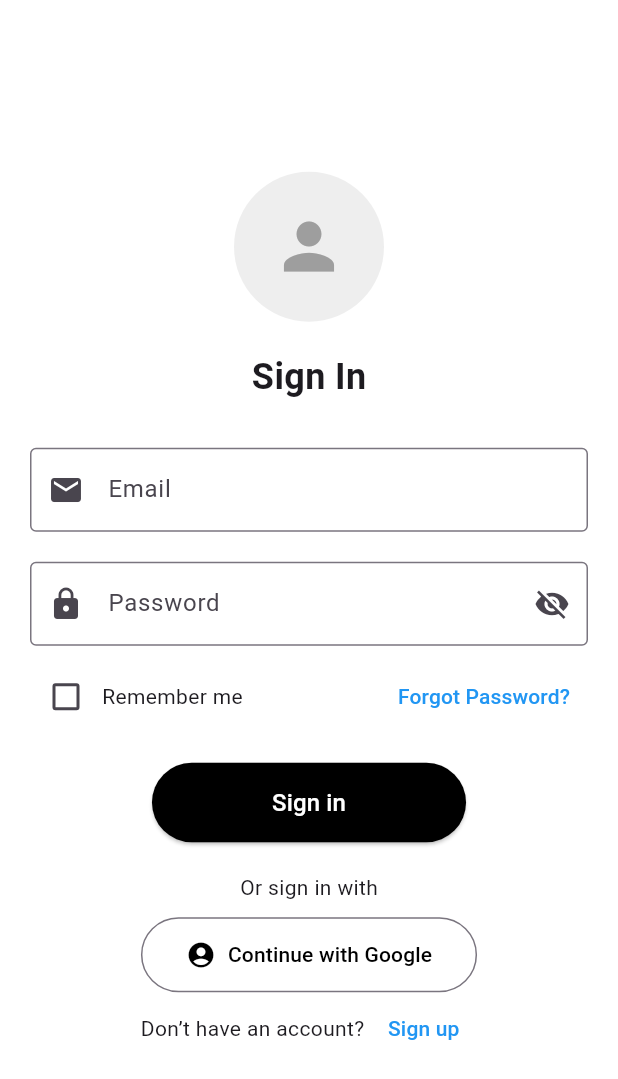
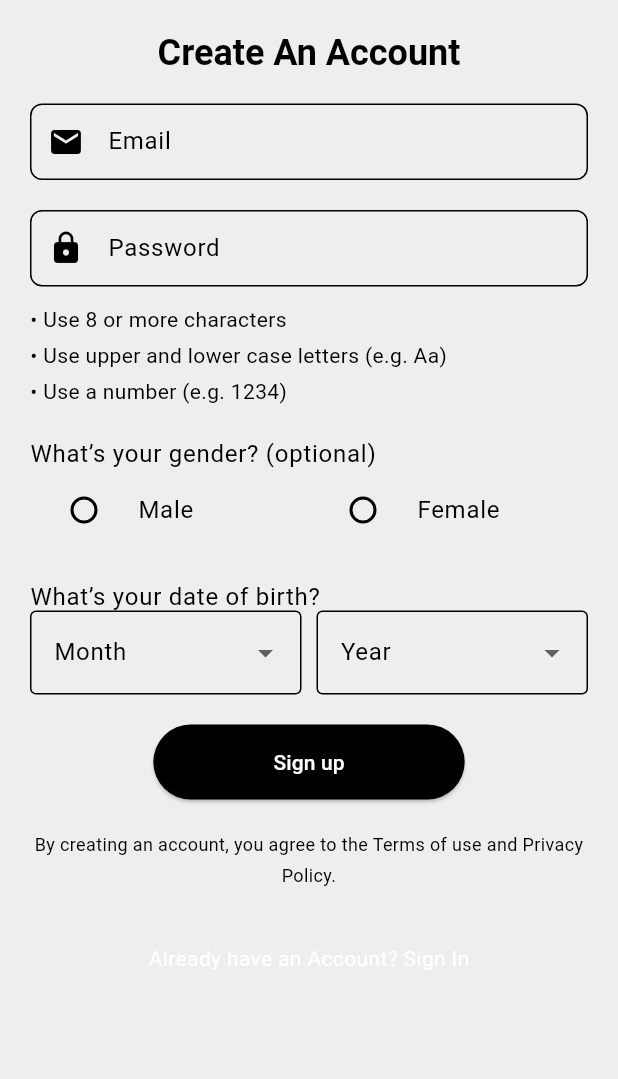
Before and after one commit to HadyMash/smartify, a Flutter app: the SignInScreen screen opened by its route, after a tap on "Sign up", on a phone screen of 412 x 824 dp. Shown: the top 1079 px of the screen. Run offline on Flutter 3.47's test engine with Material 3 defaults, Android fonts, the phone set to English and light mode, and no system bars; our stand-ins replace flutter_dotenv, flutter_screenutil, qr_flutter.

Commit message:
themedata

```diff
--- /dev/null
+++ b/app/lib/CreateAccountScreen.dart
@@ -0,0 +1,252 @@
+import 'package:flutter/material.dart';
+import 'custom_text_field.dart';
+
+class CreateAccountScreen extends StatelessWidget {
+  final TextEditingController emailController = TextEditingController();
+  final TextEditingController passwordController = TextEditingController();
+  final List<String> months = [
+    'January',
+    'February',
+    'March',
+    'April',
+    'May',
+    'June',
+    'July',
+    'August',
+    'September',
+    'October',
+    'November',
+    'December'
+  ];
+  String? selectedMonth;
+  String? selectedYear;
+  String gender = '';
+
+  CreateAccountScreen({super.key});
+
+  @override
+  Widget build(BuildContext context) {
+    TextTheme textTheme = Theme.of(context).textTheme;
+    ColorScheme colorScheme = Theme.of(context).colorScheme;
+
+    return Scaffold(
+      appBar: AppBar(
+        backgroundColor: Colors.transparent,
+        elevation: 0,
+        toolbarHeight: 0, // No app bar visible
+      ),
+      body: SingleChildScrollView(
+        padding: const EdgeInsets.symmetric(horizontal: 20.0),
+        child: Column(
+          crossAxisAlignment: CrossAxisAlignment.start,
+          children: [
+            // Title
+            const SizedBox(height: 20),
+            Center(
+              child: Text(
+                "Create An Account",
+                style: textTheme.displayMedium,
+              ),
+            ),
+            const SizedBox(height: 20),
+
+            // Email Field
+            CustomTextField(
+              label: "Email",
+              prefixIcon: Icons.email,
+              controller: emailController,
+              keyboardType: TextInputType.emailAddress,
+            ),
+            const SizedBox(height: 20),
+
+            // Password Field
+            CustomTextField(
+              label: "Password",
+              prefixIcon: Icons.lock,
+              isPassword: true,
+              controller: passwordController,
+            ),
+            const SizedBox(height: 10),
+
+            // Password requirements
+            Column(
+              crossAxisAlignment: CrossAxisAlignment.start,
+              children: const [
+                Text("• Use 8 or more characters"),
+                Text("• Use upper and lower case letters (e.g. Aa)"),
+                Text("• Use a number (e.g. 1234)"),
+              ],
+            ),
+            const SizedBox(height: 20),
+
+            // Gender Field
+            Text(
+              "What’s your gender? (optional)",
+              style: textTheme.bodyLarge,
+            ),
+            Row(
+              children: [
+                Expanded(
+                  child: RadioListTile<String>(
+                    title: const Text("Male"),
+                    value: "Male",
+                    groupValue: gender,
+                    onChanged: (value) {
+                      gender = value!;
+                    },
+                  ),
+                ),
+                Expanded(
+                  child: RadioListTile<String>(
+                    title: const Text("Female"),
+                    value: "Female",
+                    groupValue: gender,
+                    onChanged: (value) {
+                      gender = value!;
+                    },
+                  ),
+                ),
+              ],
+            ),
+            const SizedBox(height: 20),
+
+            // Date of Birth Field
+            Text(
+              "What’s your date of birth?",
+              style: textTheme.bodyLarge,
+            ),
+            Row(
+              children: [
+                // Month Dropdown
+                Expanded(
+                  child: DropdownButtonFormField<String>(
+                    decoration: InputDecoration(
+                      labelText: "Month",
+                      border: OutlineInputBorder(),
+                    ),
+                    items: months.map((month) {
+                      return DropdownMenuItem(
+                        value: month,
+                        child: Text(month),
+                      );
+                    }).toList(),
+                    onChanged: (value) {
+                      selectedMonth = value;
+                    },
+                  ),
+                ),
+                const SizedBox(width: 10),
+
+                // Year Dropdown
+                Expanded(
+                  child: DropdownButtonFormField<String>(
+                    decoration: InputDecoration(
+                      labelText: "Year",
+                      border: OutlineInputBorder(),
+                    ),
+                    items: List.generate(100, (index) {
+                      final year = (2025 - index).toString();
+                      return DropdownMenuItem(
+                        value: year,
+                        child: Text(year),
+                      );
+                    }).toList(),
+                    onChanged: (value) {
+                      selectedYear = value;
+                    },
+                  ),
+                ),
+              ],
+            ),
+            const SizedBox(height: 20),
+
+            // Sign Up Button
+            Center(
+              child: ElevatedButton(
+                onPressed: () {
+
+                  print("Email: ${emailController.text}");
+                  print("Password: ${passwordController.text}");
+                  print("Gender: $gender");
+                  print("DOB: $selectedMonth $selectedYear");
+                },
+                style: ElevatedButton.styleFrom(
+                  padding: const EdgeInsets.symmetric(
+                      vertical: 15, horizontal: 80),
+                  backgroundColor: colorScheme.secondary,
+                  foregroundColor: colorScheme.onSecondary,
+                ),
+                child: const Text("Sign up"),
+              ),
+            ),
+            const SizedBox(height: 20),
+
+
+            Center(
+              child: Text(
+                "By creating an account, you agree to the Terms of use and Privacy Policy.",
+                textAlign: TextAlign.center,
+                style: textTheme.bodyMedium?.copyWith(fontSize: 12),
+              ),
+            ),
+            const SizedBox(height: 20),
+
+            Center(
+              child: TextButton(
+                onPressed: () {
+                  // Navigate to Sign In
+                },
+                child: Text(
+                  "Already have an Account? Sign In",
+                  style: textTheme.bodyMedium?.copyWith(
+                    color: colorScheme.primary,
+                  ),
+                ),
+              ),
+            ),
+          ],
+        ),
+      ),
+    );
+  }
+}
+
+// CustomTextField widget reused
+class CustomTextField extends StatelessWidget {
+  final String label;
+  final IconData? prefixIcon;
+  final bool isPassword;
+  final TextEditingController? controller;
+  final TextInputType keyboardType;
+
+  const CustomTextField({
+    Key? key,
+    required this.label,
+    this.prefixIcon,
+    this.isPassword = false,
+    this.controller,
+    this.keyboardType = TextInputType.text,
+  }) : super(key: key);
+
+  @override
+  Widget build(BuildContext context) {
+    final textTheme = Theme.of(context).textTheme;
+    final colorScheme = Theme.of(context).colorScheme;
+
+    return TextField(
+      controller: controller,
+      obscureText: isPassword,
+      keyboardType: keyboardType,
+      decoration: InputDecoration(
+        labelText: label,
+        labelStyle: textTheme.bodyLarge?.copyWith(color: colorScheme.onSurface),
+        border: OutlineInputBorder(
+          borderRadius: BorderRadius.circular(8),
+        ),
+        prefixIcon: prefixIcon != null
+            ? Icon(prefixIcon, color: colorScheme.onSurface)
+            : null,
+      ),
+    );
+  }
+}
--- a/app/lib/main.dart
+++ b/app/lib/main.dart
@@ -1,17 +1,12 @@
 import 'dart:io';
-
 import 'package:flutter/material.dart';
-import 'package:flutter_dotenv/flutter_dotenv.dart';
-
 import 'services/mfa.dart';
 import 'widgets/mfa_code.dart';
-import 'package:flutter_screenutil/flutter_screenutil.dart';
-import 'intro_screen.dart';
 import 'sign_in_screen.dart';
 import 'dashboard_screen.dart';
 
 Future<void> main() async {
-  await dotenv.load(fileName: '.env');
+  //await dotenv.load(fileName: '.env');
 
   runApp(const MyApp());
 }
@@ -41,13 +36,44 @@
         //
         // This works for code too, not just values: Most code changes can be
         // tested with just a hot reload.
-        colorScheme: ColorScheme.fromSeed(seedColor: Colors.deepPurple),
+        textTheme: TextTheme(
+        displayLarge: TextStyle(
+          fontSize: 32, // Heading 1 size
+          fontWeight: FontWeight.bold, // Heading 1 weight
+          height: 38 / 32, // Line height (calculated as line height / font size)
+        ),
+        displayMedium: TextStyle(
+          fontSize: 24, // Heading 2 size
+          fontWeight: FontWeight.bold, // Heading 2 weight
+          height: 29 / 24, // Line height
+        ),
+        bodyLarge: TextStyle(
+          fontSize: 16, // Body Text size
+          fontWeight: FontWeight.normal, // Body Text weight (Regular)
+          height: 19 / 16, // Line height
+        ),
+        bodyMedium: TextStyle(
+          fontSize: 14, // Secondary Text size
+          fontWeight: FontWeight.normal, // Secondary Text weight (Regular)
+          height: 24 / 14, // Line height
+        ),
+        ),
+          colorScheme: ColorScheme(
+          brightness: Brightness.light, // Light theme
+          primary: Colors.white, // Primary color
+          onPrimary: Colors.black, // Text/Icon color on primary
+          secondary: Colors.black, // Secondary color
+          onSecondary: Colors.white, // Text/Icon color on secondary
+          surface: Colors.grey[200]!, // Surface color (e.g., cards)
+          onSurface: Colors.black, // Text/Icon color on surface
+          error: Colors.red, // Error color
+          onError: Colors.white, // Text/Icon color on error
+        ),
         useMaterial3: true,
       ),
-      initialRoute: '/',
+      initialRoute: '/main',
           routes: {
-            '/': (context) => IntroScreen(),
-            '/signin': (context) => SignInScreen(),
+            '/main': (context) => SignInScreen(),
             '/dashboard': (context) => DashboardScreen(),
           },
       home: const MFATest(),
@@ -223,3 +249,38 @@
     );
   }
 }
+
+
+// import 'package:flutter/material.dart';
+// import 'package:flutter_screenutil/flutter_screenutil.dart';
+// import 'intro_screen.dart';
+// import 'sign_in_screen.dart';
+// import 'dashboard_screen.dart';
+
+// void main() {
+//   runApp(MyApp());
+// }
+
+// class MyApp extends StatelessWidget {
+//   @override
+//   Widget build(BuildContext context) {
+//     return ScreenUtilInit(
+//       designSize: Size(360, 690), // Reference size for scaling
+//       builder: (context, child) {
+//         return MaterialApp(
+//           debugShowCheckedModeBanner: false,
+//           title: 'Smartify App',
+//           theme: ThemeData(
+//             scaffoldBackgroundColor: Color(0xFFFFFFFF), // Main Background
+//           ),
+//           initialRoute: '/',
+//           routes: {
+//             '/': (context) => IntroScreen(),
+//             '/signin': (context) => SignInScreen(),
+//             '/dashboard': (context) => DashboardScreen(),
+//           },
+//         );
+//       },
+//     );
+//   }
+// }
--- a/app/lib/sign_in_screen.dart
+++ b/app/lib/sign_in_screen.dart
@@ -1,4 +1,5 @@
 import 'package:flutter/material.dart';
+import 'package:smartify/CreateAccountScreen.dart';
 
 void main() {
   runApp(const MyApp());
@@ -19,8 +20,10 @@ class MyApp extends StatelessWidget {
 class SignInScreen extends StatelessWidget {
   @override
   Widget build(BuildContext context) {
+    TextTheme textTheme = Theme.of(context).textTheme;
+    ColorScheme colorScheme = Theme.of(context).colorScheme;
     return Scaffold(
-      backgroundColor: Colors.white,
+      backgroundColor: colorScheme.primary,
       body: Padding(
         padding: const EdgeInsets.all(20.0),
         child: Column(
@@ -29,15 +32,15 @@ class SignInScreen extends StatelessWidget {
             // Profile Icon
             CircleAvatar(
               radius: 50,
-              backgroundColor: Colors.grey[200],
-              child: Icon(Icons.person, size: 50, color: Colors.grey),
+              backgroundColor: colorScheme.surface,
+              child: Icon(Icons.person, size: 50, color: colorScheme.surface),
             ),
             const SizedBox(height: 20),
 
             // Sign In Text
-            const Text(
+            Text(
               "Sign In",
-              style: TextStyle(fontSize: 24, fontWeight: FontWeight.bold),
+              style: textTheme.displayLarge,
             ),
             const SizedBox(height: 30),
 
@@ -75,9 +78,9 @@ class SignInScreen extends StatelessWidget {
                 ),
                 TextButton(
                   onPressed: () {},
-                  child: const Text(
+                  child: Text(
                     "Forgot Password?",
-                    style: TextStyle(color: Colors.blue),
+                    style: textTheme.bodyMedium,
                   ),
                 ),
               ],
@@ -90,15 +93,15 @@ class SignInScreen extends StatelessWidget {
               onPressed: () {},
               style: ElevatedButton.styleFrom(
                 padding: const EdgeInsets.symmetric(vertical: 15, horizontal: 80),
-                backgroundColor: Colors.black,
-                foregroundColor: Colors.white,
+                backgroundColor: colorScheme.secondary,
+                foregroundColor: colorScheme.onSecondary,
               ),
               child: const Text("Sign in", style: TextStyle(fontSize: 16)),
             ),
             const SizedBox(height: 20),
 
             // Or sign in with Text
-            const Text("Or sign in with"),
+            Text("Or sign in with", style: textTheme.bodyMedium),
             const SizedBox(height: 10),
 
           OutlinedButton.icon(
@@ -106,7 +109,7 @@ class SignInScreen extends StatelessWidget {
             icon: Icon(
               Icons.account_circle,
               size: 20,
-              color: Colors.black,
+              color: colorScheme.onPrimary,
             ),
             label: const Text("Continue with Google"),
             style: OutlinedButton.styleFrom(
@@ -114,17 +117,23 @@ class SignInScreen extends StatelessWidget {
               foregroundColor: Colors.black,
             ),
           ),
-
-            // Sign Up Link
 Row(
   mainAxisAlignment: MainAxisAlignment.center,
   children: [
-                const Text("Don’t have an account? "),
+    Text("Don’t have an account? "),
     TextButton(
-                  onPressed: () {},
-                  child: const Text(
+      onPressed: () {
+        // Navigate to CreateAccountScreen
+        Navigator.push(
+          context,
+          MaterialPageRoute(
+            builder: (context) => CreateAccountScreen(),
+          ),
+        );
+      },
+      child: Text(
         "Sign up",
-                    style: TextStyle(color: Colors.blue),
+        style: textTheme.bodyMedium?.copyWith(color: colorScheme.primary),
       ),
     ),
   ],
--- a/app/pubspec.yaml
+++ b/app/pubspec.yaml
@@ -37,6 +37,7 @@ dependencies:
   http: ^1.2.2
   flutter_dotenv: ^5.2.1
   qr_flutter: ^4.1.0
+  flutter_screenutil: ^5.8.1
 
 dev_dependencies:
   flutter_test:
@@ -48,7 +49,7 @@ dev_dependencies:
   # package. See that file for information about deactivating specific lint
   # rules and activating additional ones.
   flutter_lints: ^4.0.0
-  flutter_screenutil: ^5.8.0
+
 
 
 # For information on the generic Dart part of this file, see the
@@ -63,7 +64,8 @@ flutter:
 
   # To add assets to your application, add an assets section, like this:
   assets:
-    - .env
+      - .env
+      - assets/images/
   #   - images/a_dot_burr.jpeg
   #   - images/a_dot_ham.jpeg
 
```
Also changed, not shown: app/pubspec.lock. Lines whose indentation alone changed are shown as unchanged.
